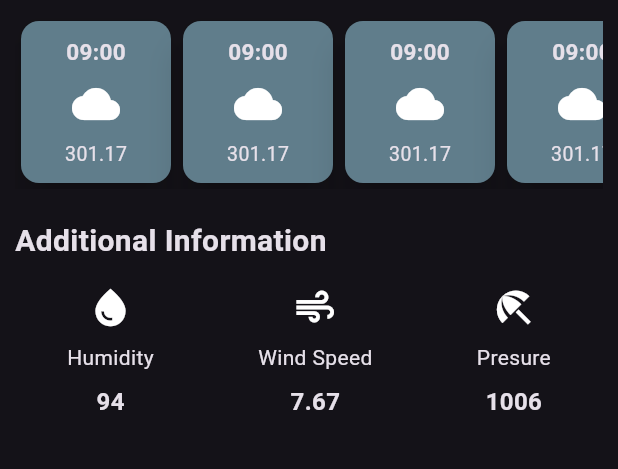
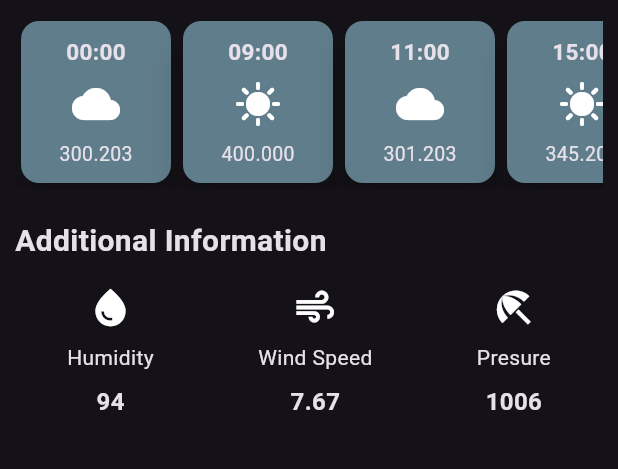
Before and after one commit to Anh-Tuan0105/WeatherApp, a Flutter app: the screen it shows after launch, on a phone screen of 412 x 824 dp, the part 453-922 px from its top. Run offline on Flutter 3.47's test engine with Material 3 defaults, Android fonts, the phone set to English and light mode, and no system bars.

Commit message:
change horyly

```diff
--- a/lib/hourly_forecast.dart
+++ b/lib/hourly_forecast.dart
@@ -1,39 +1,47 @@
 import 'package:flutter/material.dart';
 
 class HourlyForecast extends StatelessWidget {
-  const HourlyForecast({super.key});
+  final String time;
+  final IconData icon;
+  final String temperature;
+  const HourlyForecast({
+    super.key,
+    required this.time,
+    required this.icon,
+    required this.temperature,
+  });
 
   @override
   Widget build(BuildContext context) {
-    return const Card(
+    return Card(
       elevation: 10,
       color: Colors.blueGrey,
       child: SizedBox(
         width: 100,
         child: Padding(
-          padding: EdgeInsets.all(10.0),
+          padding: const EdgeInsets.all(10.0),
           child: Column(
             children: [
               Text(
-                '09:00',
-                style: TextStyle(
+                time,
+                style: const TextStyle(
                   fontSize: 15,
                   fontWeight: FontWeight.bold,
                 ),
               ),
-              SizedBox(
+              const SizedBox(
                 height: 8,
               ),
               Icon(
-                Icons.cloud,
+                icon,
                 size: 32,
               ),
-              SizedBox(
+              const SizedBox(
                 height: 8,
               ),
               Text(
-                '301.17',
-                style: TextStyle(
+                temperature,
+                style: const TextStyle(
                   fontSize: 13,
                 ),
               ),
--- a/lib/weather_screen.dart
+++ b/lib/weather_screen.dart
@@ -106,11 +106,31 @@ class WeatherScreen extends StatelessWidget {
               scrollDirection: Axis.horizontal,
               child: Row(
                 children: [
-                  HourlyForecast(),
-                  HourlyForecast(),
-                  HourlyForecast(),
-                  HourlyForecast(),
-                  HourlyForecast(),
+                  HourlyForecast(
+                    time: '00:00',
+                    icon: Icons.cloud,
+                    temperature: '300.203',
+                  ),
+                  HourlyForecast(
+                    time: '09:00',
+                    icon: Icons.sunny,
+                    temperature: '400.000',
+                  ),
+                  HourlyForecast(
+                    time: '11:00',
+                    icon: Icons.cloud,
+                    temperature: '301.203',
+                  ),
+                  HourlyForecast(
+                    time: '15:00',
+                    icon: Icons.sunny,
+                    temperature: '345.203',
+                  ),
+                  HourlyForecast(
+                    time: '20:00',
+                    icon: Icons.ac_unit,
+                    temperature: '200.12',
+                  ),
                 ],
               ),
             ),
```
